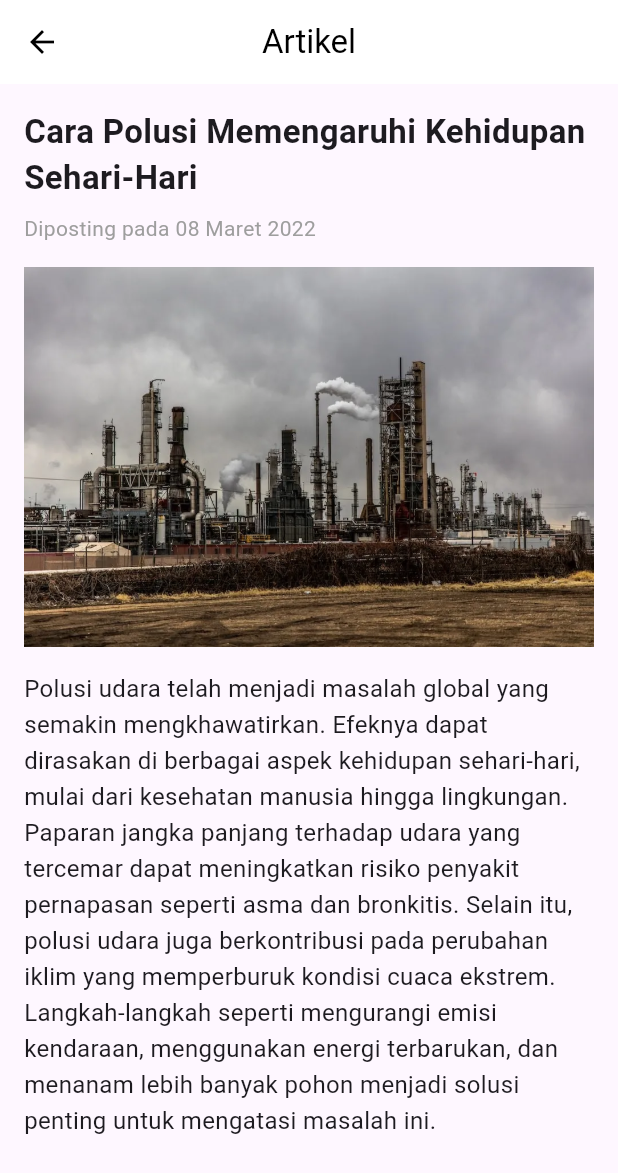
After one commit to rastra01/polusence, a Flutter app: the ArtikelPage screen opened directly, after a tap on "Cara Polusi Memengaruhi Kehidupan Sehari", on a phone screen of 412 x 824 dp. The commit adds this screen. Shown: the top 1173 px of the screen. Run offline on Flutter 3.47's test engine with Material 3 defaults, Android fonts, the phone set to English and light mode, and no system bars; our stand-ins replace firebase_auth, firebase_core, firebase_database, syncfusion_flutter_charts; accounts and stored records are empty; network calls fail.

Commit message:
3 januari

```diff
--- a/lib/artikel.dart
+++ b/lib/artikel.dart
@@ -1,55 +1,73 @@
 import 'package:flutter/material.dart';
+import 'artikelisi.dart';
 
 void main() {
-  runApp(MyApp());
+  runApp(MaterialApp(
+    debugShowCheckedModeBanner: false,
+    home: ArtikelPage(),
+  ));
 }
 
-class MyApp extends StatelessWidget {
-  @override
-  Widget build(BuildContext context) {
-    return MaterialApp(
-      debugShowCheckedModeBanner: false,
-      home: ArticleListPage(),
-    );
-  }
-}
-
-class ArticleListPage extends StatelessWidget {
+class ArtikelPage extends StatelessWidget {
   final List<Map<String, String>> articles = [
   {
     'title': 'Cara Polusi Memengaruhi Kehidupan Sehari-Hari',
     'date': '08 Maret 2022',
     'image': 'assets/pabrik.jpeg',
+    'content': 'Polusi udara telah menjadi masalah global yang semakin mengkhawatirkan. '
+        'Efeknya dapat dirasakan di berbagai aspek kehidupan sehari-hari, mulai dari kesehatan '
+        'manusia hingga lingkungan. Paparan jangka panjang terhadap udara yang tercemar dapat '
+        'meningkatkan risiko penyakit pernapasan seperti asma dan bronkitis. Selain itu, polusi '
+        'udara juga berkontribusi pada perubahan iklim yang memperburuk kondisi cuaca ekstrem. '
+        'Langkah-langkah seperti mengurangi emisi kendaraan, menggunakan energi terbarukan, '
+        'dan menanam lebih banyak pohon menjadi solusi penting untuk mengatasi masalah ini.'
   },
   {
-      'title': 'Pengukuran Polusi Udara: Bagaimana Cara Kerjanya?',
-      'date': '18 April 2024',
-      'image': 'assets/pabrik.jpeg',
+    'title': 'Dampak Polusi Suara terhadap Kesehatan Mental',
+    'date': '15 April 2023',
+    'image': 'assets/polusi3.jpg',
+    'content': 'Polusi suara adalah salah satu bentuk pencemaran yang sering diabaikan, '
+        'tetapi memiliki dampak serius terhadap kesehatan mental dan fisik. Suara bising '
+        'yang berlebihan, seperti dari lalu lintas, konstruksi, atau mesin industri, dapat '
+        'menyebabkan stres, gangguan tidur, dan bahkan masalah pendengaran. Orang yang '
+        'terpapar polusi suara secara terus-menerus cenderung mengalami penurunan kualitas '
+        'hidup. Penggunaan bahan peredam suara di lingkungan kerja dan perumahan, serta '
+        'pembuatan zona tenang di kota-kota besar, adalah beberapa langkah efektif untuk '
+        'mengurangi dampak buruknya.'
   },
   {
-      'title': 'Polusi dan Perubahan Iklim: Apa Hubungannya?',
-      'date': '28 April 2024',
-      'image': 'assets/pabrik.jpeg',
+    'title': 'Polusi Sampah: Tantangan dan Solusi',
+    'date': '10 Juni 2024',
+    'image': 'assets/polusi2.jpg',
+    'content': 'Polusi sampah menjadi salah satu masalah lingkungan terbesar abad ini. '
+        'Penumpukan sampah plastik di lautan, misalnya, telah mengancam kehidupan laut '
+        'dan ekosistem secara keseluruhan. Selain itu, pembuangan sampah yang tidak sesuai '
+        'prosedur dapat mencemari tanah dan sumber air bersih. Untuk mengatasi masalah ini, '
+        'revolusi dalam pengelolaan sampah diperlukan, seperti menerapkan sistem daur ulang '
+        'yang lebih efisien, mengurangi penggunaan plastik sekali pakai, dan mengedukasi '
+        'masyarakat tentang pentingnya pengelolaan sampah yang bertanggung jawab.'
   },
   {
-      'title': 'Tips Mengurangi Polusi dari Aktivitas Sehari-Hari',
-      'date': '30 April 2024',
-      'image': 'assets/pabrik.jpeg',
+    'title': 'Polusi Air: Bahaya yang Mengancam Kehidupan',
+    'date': '05 September 2024',
+    'image': 'assets/polusi6.jpg',
+    'content': 'Polusi air adalah salah satu ancaman terbesar bagi kelangsungan hidup '
+        'manusia dan ekosistem. Limbah industri, pertanian, dan rumah tangga yang dibuang '
+        'ke sungai dan laut tanpa pengolahan yang memadai telah mencemari sumber air bersih. '
+        'Efeknya termasuk peningkatan penyakit seperti diare, kolera, dan keracunan logam berat. '
+        'Pemerintah dan masyarakat harus bekerja sama untuk meningkatkan infrastruktur pengolahan '
+        'limbah, serta mempromosikan penggunaan air secara bijaksana agar masalah ini dapat diatasi.'
   },
   {
-      'title': 'Aplikasi Pengukur Polusi Udara Terbaik untuk Smartphone',
-      'date': '30 April 2024',
-      'image': 'assets/pabrik.jpeg',
-    },
-    {
-      'title': 'Peran Komunitas dalam Mengurangi Polusi di Lingkungan Sekitar',
-      'date': '14 Agustus 2024',
-      'image': 'assets/pabrik.jpeg',
-    },
-    {
-      'title': 'Inovasi Terbaru dalam Energi Terbarukan untuk Mengurangi Polusi',
-      'date': '18 Agustus 2024',
-      'image': 'assets/pabrik.jpeg',
+    'title': 'Polusi Cahaya: Pengaruhnya pada Kehidupan Malam',
+    'date': '20 Desember 2024',
+    'image': 'assets/polusi5.jpg',
+    'content': 'Polusi cahaya, meskipun terlihat tidak berbahaya, memiliki dampak yang signifikan '
+        'terhadap ekosistem dan kesehatan manusia. Cahaya buatan yang berlebihan mengganggu pola '
+        'tidur manusia, menyebabkan gangguan pada ritme sirkadian. Selain itu, hewan malam seperti '
+        'burung dan penyu juga terpengaruh oleh keberadaan cahaya yang mengacaukan navigasi alami mereka. '
+        'Langkah-langkah seperti menggunakan pencahayaan yang lebih efisien dan membatasi penggunaan '
+        'lampu di luar ruangan dapat membantu mengurangi dampak polusi cahaya.'
   },
   ];
 
@@ -62,12 +80,6 @@ class ArticleListPage extends StatelessWidget {
         backgroundColor: Colors.white,
         foregroundColor: Colors.black,
         elevation: 0.5,
-        leading: IconButton(
-          icon: Icon(Icons.arrow_back),
-          onPressed: () {
-            Navigator.pop(context);
-          },
-        ),
       ),
       body: ListView.builder(
         itemCount: articles.length,
@@ -89,7 +101,17 @@ class ArticleListPage extends StatelessWidget {
               style: TextStyle(color: Colors.grey),
             ),
             onTap: () {
-              // Tambahkan aksi saat artikel diklik
+              Navigator.push(
+                context,
+                MaterialPageRoute(
+                  builder: (context) => ArtikelIsiPage(
+                    title: article['title']!,
+                    date: article['date']!,
+                    image: article['image']!,
+                    content: article['content']!,
+                  ),
+                ),
+              );
             },
           );
         },
--- /dev/null
+++ b/lib/artikelisi.dart
@@ -0,0 +1,67 @@
+import 'package:flutter/material.dart';
+
+class ArtikelIsiPage extends StatelessWidget {
+  final String title;
+  final String date;
+  final String image;
+  final String content;
+
+  ArtikelIsiPage({
+    required this.title,
+    required this.date,
+    required this.image,
+    required this.content,
+  });
+
+  @override
+  Widget build(BuildContext context) {
+    return Scaffold(
+      appBar: AppBar(
+        leading: IconButton(
+          icon: Icon(Icons.arrow_back),
+          onPressed: () {
+            Navigator.pop(context);
+          },
+        ),
+        title: Text('Artikel'),
+        centerTitle: true,
+        backgroundColor: Colors.white,
+        foregroundColor: Colors.black,
+        elevation: 0,
+      ),
+      body: SingleChildScrollView(
+        padding: EdgeInsets.all(16),
+        child: Column(
+          crossAxisAlignment: CrossAxisAlignment.start,
+          children: [
+            Text(
+              title,
+              style: TextStyle(
+                fontSize: 22,
+                fontWeight: FontWeight.bold,
+              ),
+            ),
+            SizedBox(height: 8),
+            Text(
+              'Diposting pada $date',
+              style: TextStyle(
+                fontSize: 14,
+                color: Colors.grey,
+              ),
+            ),
+            SizedBox(height: 16),
+            Image.asset(
+              image,
+              fit: BoxFit.cover,
+            ),
+            SizedBox(height: 16),
+            Text(
+              content,
+              style: TextStyle(fontSize: 16, height: 1.5),
+            ),
+          ],
+        ),
+      ),
+    );
+  }
+}
```
Also changed, not shown: lib/home.dart (+27 -5 lines), pubspec.yaml (+6 -2 lines), assets/polusi1.jpg (added), assets/polusi1.png (deleted), assets/polusi2.jpg (added), assets/polusi2.png (deleted), assets/polusi3.jpg (added), assets/polusi4.jpg (added), assets/polusi5.jpg (added), assets/polusi6.jpg (added), lib/main.dart (line endings or trailing spaces). Lines whose indentation alone changed are shown as unchanged.
